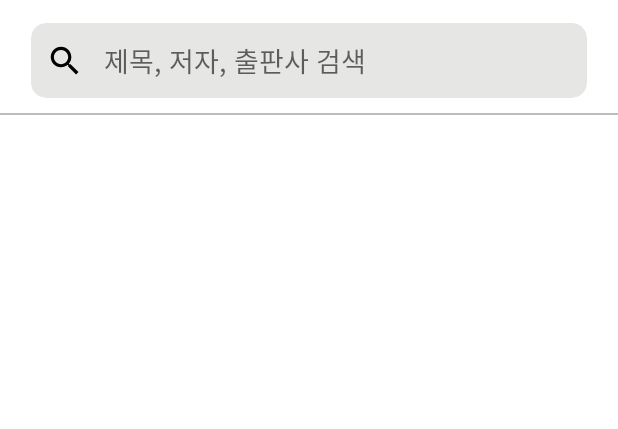
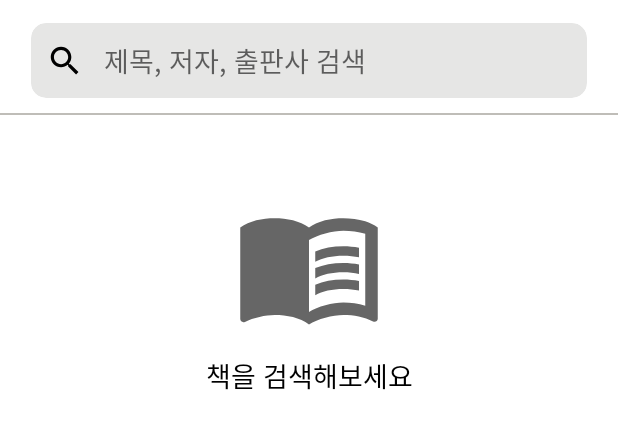
Before and after one commit to eoqkrskfk94/booksearchapp, an Android app: the layout fragment_search.xml on its own in the app's theme, with its tools: preview values and no code run, on a phone screen of 412 x 824 dp. Shown: the top 429 px of the screen. Run offline under Robolectric (Android 15) with nearby library versions, the phone set to English and light mode, and no system bars.

Commit message:
[Fix] 오류 메시지가 회전시 지속적으로 뜨는 오류 수정

```diff
--- a/app/src/main/java/com/mj/booksearchapp/presentation/main/search/SearchFragment.kt
+++ b/app/src/main/java/com/mj/booksearchapp/presentation/main/search/SearchFragment.kt
@@ -77,9 +77,12 @@ class SearchFragment : BaseFragment<MainViewModel, FragmentSearchBinding>() {
                     viewModel.searchBook(text.toString().trim())
                     imageviewDelete.isVisible = true
                     recyclerviewBookInfo.isVisible = true
-                } else {
-                    //검색창이 비워있을때 최근 검색어 창 보여주기
-                    imageviewDelete.isGone = true
+                    groupSearch.isVisible = false
+                } else { // 입력창이 배워 있을때
+                    recyclerviewBookInfo.isVisible = false
+                    imageviewDelete.isVisible = false
+                    groupSearch.isVisible = true
+                    groupError.isVisible = false
                 }
             }
         }
@@ -122,10 +125,12 @@ class SearchFragment : BaseFragment<MainViewModel, FragmentSearchBinding>() {
                 }
 
                 // 검색 중 오류가 발생했을때
-                if (loadStates.refresh is LoadState.Error) {
-                    Toast.makeText(requireContext(), getString(R.string.error_images_loading), Toast.LENGTH_SHORT).show()
-                    bookInfoRecyclerViewAdapter.submitData(PagingData.empty())
-                }
+//                if (loadStates.refresh is LoadState.Error) {
+//                    Toast.makeText(requireContext(), getString(R.string.error_book_list_loading), Toast.LENGTH_SHORT).show()
+//                    bookInfoRecyclerViewAdapter.submitData(PagingData.empty())
+//                }
+
+                groupError.isVisible = loadStates.refresh is LoadState.Error
 
                 // 검색 로딩 중일때
                 progressSearch.isVisible = loadStates.refresh is LoadState.Loading
@@ -135,6 +140,7 @@ class SearchFragment : BaseFragment<MainViewModel, FragmentSearchBinding>() {
         recyclerviewBookInfo.adapter = bookInfoRecyclerViewAdapter
     }
 
+    //해당 fragment는 숨기고 새로운 fragment 생성
     private fun showFragment(fragment: Fragment, tag: String) {
         requireActivity().supportFragmentManager.beginTransaction()
             .setCustomAnimations(R.anim.slide_in_right, R.anim.slide_out_left)
@@ -146,6 +152,7 @@ class SearchFragment : BaseFragment<MainViewModel, FragmentSearchBinding>() {
             .add(R.id.fragment_container_view, fragment, tag)
             .commitAllowingStateLoss()
     }
+
 
     private fun Fragment.closeKeyboard() {
         view?.let { activity?.hideKeyboard(it) }
--- /dev/null
+++ b/app/src/main/res/drawable/ic_book.xml
@@ -0,0 +1,20 @@
+<vector xmlns:android="http://schemas.android.com/apk/res/android"
+    android:width="24dp"
+    android:height="24dp"
+    android:viewportWidth="24"
+    android:viewportHeight="24"
+    android:tint="?attr/colorControlNormal"
+    android:autoMirrored="true">
+  <path
+      android:fillColor="@android:color/white"
+      android:pathData="M21,5c-1.11,-0.35 -2.33,-0.5 -3.5,-0.5c-1.95,0 -4.05,0.4 -5.5,1.5c-1.45,-1.1 -3.55,-1.5 -5.5,-1.5S2.45,4.9 1,6v14.65c0,0.25 0.25,0.5 0.5,0.5c0.1,0 0.15,-0.05 0.25,-0.05C3.1,20.45 5.05,20 6.5,20c1.95,0 4.05,0.4 5.5,1.5c1.35,-0.85 3.8,-1.5 5.5,-1.5c1.65,0 3.35,0.3 4.75,1.05c0.1,0.05 0.15,0.05 0.25,0.05c0.25,0 0.5,-0.25 0.5,-0.5V6C22.4,5.55 21.75,5.25 21,5zM21,18.5c-1.1,-0.35 -2.3,-0.5 -3.5,-0.5c-1.7,0 -4.15,0.65 -5.5,1.5V8c1.35,-0.85 3.8,-1.5 5.5,-1.5c1.2,0 2.4,0.15 3.5,0.5V18.5z"/>
+  <path
+      android:fillColor="@android:color/white"
+      android:pathData="M17.5,10.5c0.88,0 1.73,0.09 2.5,0.26V9.24C19.21,9.09 18.36,9 17.5,9c-1.7,0 -3.24,0.29 -4.5,0.83v1.66C14.13,10.85 15.7,10.5 17.5,10.5z"/>
+  <path
+      android:fillColor="@android:color/white"
+      android:pathData="M13,12.49v1.66c1.13,-0.64 2.7,-0.99 4.5,-0.99c0.88,0 1.73,0.09 2.5,0.26V11.9c-0.79,-0.15 -1.64,-0.24 -2.5,-0.24C15.8,11.66 14.26,11.96 13,12.49z"/>
+  <path
+      android:fillColor="@android:color/white"
+      android:pathData="M17.5,14.33c-1.7,0 -3.24,0.29 -4.5,0.83v1.66c1.13,-0.64 2.7,-0.99 4.5,-0.99c0.88,0 1.73,0.09 2.5,0.26v-1.52C19.21,14.41 18.36,14.33 17.5,14.33z"/>
+</vector>
--- /dev/null
+++ b/app/src/main/res/drawable/ic_error.xml
@@ -0,0 +1,10 @@
+<vector xmlns:android="http://schemas.android.com/apk/res/android"
+    android:width="24dp"
+    android:height="24dp"
+    android:viewportWidth="24"
+    android:viewportHeight="24"
+    android:tint="?attr/colorControlNormal">
+  <path
+      android:fillColor="@android:color/white"
+      android:pathData="M12,2C6.48,2 2,6.48 2,12s4.48,10 10,10 10,-4.48 10,-10S17.52,2 12,2zM13,17h-2v-2h2v2zM13,13h-2L11,7h2v6z"/>
+</vector>
--- a/app/src/main/res/layout/fragment_search.xml
+++ b/app/src/main/res/layout/fragment_search.xml
@@ -121,19 +121,80 @@
             app:layout_constraintTop_toBottomOf="@id/view_border" />
 
 
+        <androidx.constraintlayout.widget.Group
+            android:id="@+id/group_search"
+            android:layout_width="wrap_content"
+            android:layout_height="wrap_content"
+            app:constraint_referenced_ids="textview_search, imageview_search_book" />
+
+
+        <ImageView
+            android:id="@+id/imageview_search_book"
+            android:layout_width="100dp"
+            android:layout_height="100dp"
+            android:layout_marginTop="50dp"
+            android:src="@drawable/ic_book"
+            app:layout_constraintEnd_toEndOf="parent"
+            app:layout_constraintStart_toStartOf="parent"
+            app:layout_constraintTop_toBottomOf="@id/view_border" />
+
+
+        <TextView
+            android:id="@+id/textview_search"
+            android:layout_width="wrap_content"
+            android:layout_height="wrap_content"
+            android:layout_marginTop="10dp"
+            android:text="@string/search_for_book"
+            android:textColor="@color/black"
+            android:textSize="18sp"
+            app:layout_constraintEnd_toEndOf="parent"
+            app:layout_constraintStart_toStartOf="parent"
+            app:layout_constraintTop_toBottomOf="@id/imageview_search_book" />
+
+
+        <androidx.constraintlayout.widget.Group
+            android:id="@+id/group_error"
+            android:layout_width="wrap_content"
+            android:layout_height="wrap_content"
+            android:visibility="gone"
+            app:constraint_referenced_ids="textview_search_error, imageview_search_error" />
+
+        <ImageView
+            android:id="@+id/imageview_search_error"
+            android:layout_width="100dp"
+            android:layout_height="100dp"
+            android:layout_marginTop="50dp"
+            android:src="@drawable/ic_error"
+            app:layout_constraintEnd_toEndOf="parent"
+            app:layout_constraintStart_toStartOf="parent"
+            app:layout_constraintTop_toBottomOf="@id/view_border" />
+
+
+        <TextView
+            android:id="@+id/textview_search_error"
+            android:layout_width="wrap_content"
+            android:layout_height="wrap_content"
+            android:layout_marginTop="10dp"
+            android:text="@string/error_book_list_loading"
+            android:textColor="@color/black"
+            android:textSize="18sp"
+            app:layout_constraintEnd_toEndOf="parent"
+            app:layout_constraintStart_toStartOf="parent"
+            app:layout_constraintTop_toBottomOf="@id/imageview_search_error" />
+
+
         <TextView
             android:id="@+id/textview_no_result"
             android:layout_width="wrap_content"
             android:layout_height="wrap_content"
+            android:layout_marginTop="30dp"
             android:text="@string/no_result"
             android:textColor="@color/black"
             android:textSize="18sp"
             android:visibility="gone"
-            app:layout_constraintBottom_toBottomOf="parent"
             app:layout_constraintEnd_toEndOf="parent"
             app:layout_constraintStart_toStartOf="parent"
-            app:layout_constraintTop_toTopOf="parent"
-            app:layout_constraintVertical_bias="0.25" />
+            app:layout_constraintTop_toBottomOf="@id/view_border" />
 
 
     </androidx.constraintlayout.widget.ConstraintLayout>
--- a/app/src/main/res/values/strings.xml
+++ b/app/src/main/res/values/strings.xml
@@ -13,10 +13,7 @@
     <string name="resent_search">최근 검색</string>
     <string name="delete_all">전체 삭제</string>
 
-    <string name="error_images_loading">책 목록을 불러오는데 오류가 발생했습니다.</string>
-    <string name="error_bookmark_loading">좋아요 리스트를 불러오는데 오류가 발생했습니다.</string>
-    <string name="error_bookmark_save">좋아요 저장 오류가 발생했습니다.</string>
-    <string name="error_bookmark_delete">좋아요 삭제 오류가 발생했습니다.</string>
+    <string name="error_book_list_loading">책 목록을 불러오는데 오류가 발생했습니다.</string>
 
     <string name="translate">%s 역</string>
     <string name="won">%s원</string>
@@ -28,4 +25,5 @@
     <string name="price">가격</string>
     <string name="release_date">출시일</string>
     <string name="no_result">결과없음</string>
+    <string name="search_for_book">책을 검색해보세요</string>
 </resources>
```
